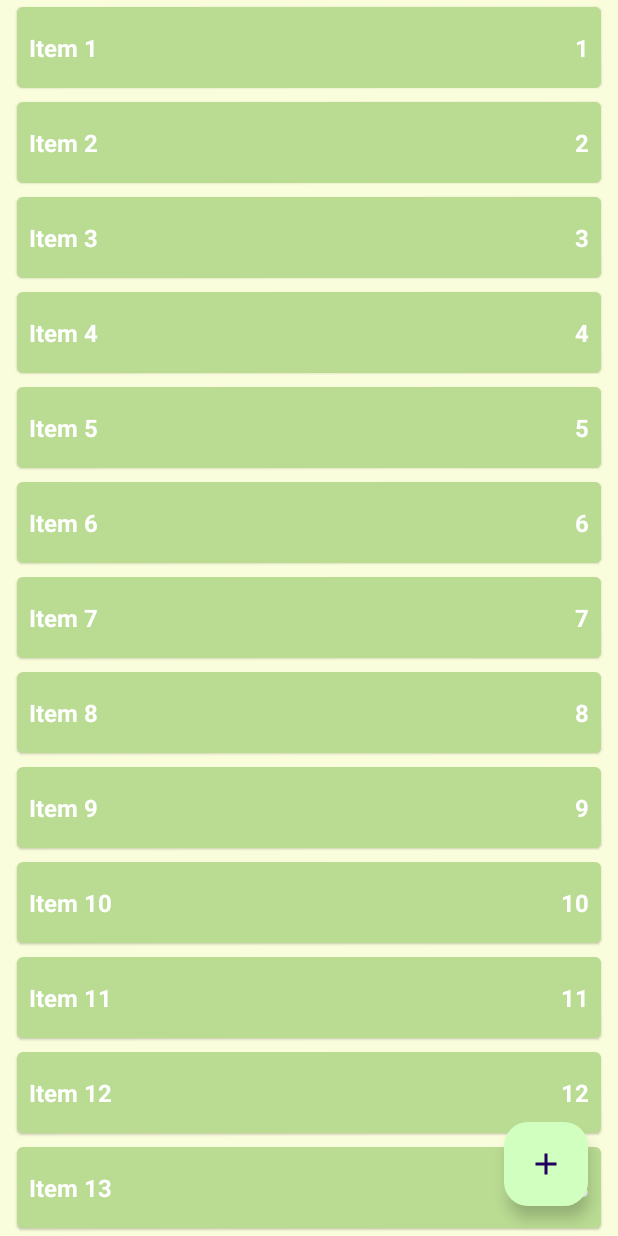
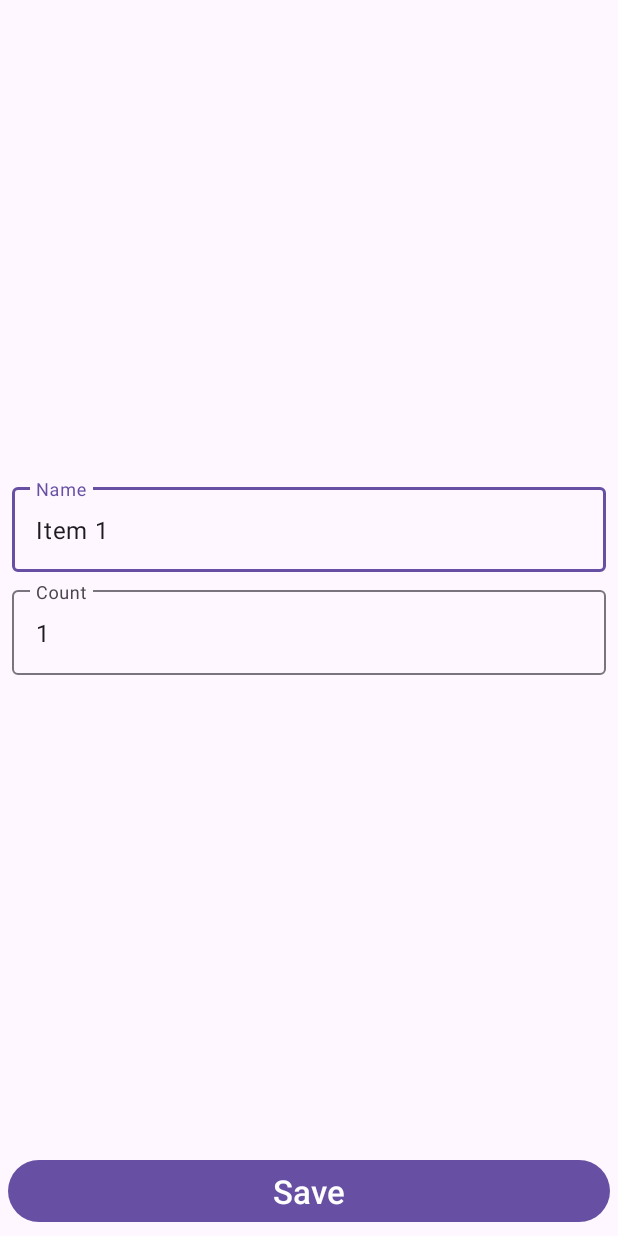
Before and after one commit to five9th/ShoppingListApp, an Android app: the screen it shows after launch (MainActivity before the commit, ShopItemActivity after it), after a tap on an icon or button, on a phone screen of 412 x 824 dp. Run offline under Robolectric (Android 15) with nearby library versions, the phone set to English and light mode, and no system bars.

```diff
--- a/app/src/main/java/com/five9th/shoppinglistapp/presentation/ShopItemActivity.kt
+++ b/app/src/main/java/com/five9th/shoppinglistapp/presentation/ShopItemActivity.kt
@@ -1,25 +1,102 @@
 package com.five9th.shoppinglistapp.presentation
 
+import android.content.Context
+import android.content.Intent
 import android.os.Bundle
+import android.util.Log
 import androidx.appcompat.app.AppCompatActivity
 import androidx.core.view.ViewCompat
 import androidx.core.view.WindowInsetsCompat
 import com.five9th.shoppinglistapp.R
+import com.five9th.shoppinglistapp.domain.entity.ShopListItem
 
 class ShopItemActivity : AppCompatActivity() {
 
     private val tag = "ShopItemActivity"
 
+    private var screenMode = MODE_UNDEFINED
+    private var itemId = ID_UNDEFINED
+
     override fun onCreate(savedInstanceState: Bundle?) {
         super.onCreate(savedInstanceState)
 //        enableEdgeToEdge() // Doesn't work with windowSoftInputMode="adjustResize"
         setContentView(R.layout.activity_shop_item)
-        ViewCompat.setOnApplyWindowInsetsListener(findViewById(R.id.main)) { v, insets ->
+        ViewCompat.setOnApplyWindowInsetsListener(findViewById(R.id.shop_item_container)) { v, insets ->
             val systemBars = insets.getInsets(WindowInsetsCompat.Type.systemBars())
             v.setPadding(systemBars.left, systemBars.top, systemBars.right, systemBars.bottom)
             insets
         }
+        Log.d(tag, "onCreate") ////
+
+        parseIntent()
+        setUpFragment()
+    }
+
+    /** Sets the [screenMode] and [itemId] fields */
+    private fun parseIntent() {
+        val mode = intent.getIntExtra(EXTRA_MODE, MODE_UNDEFINED)
+        Log.d(tag, "parseIntent, mode: $mode") ////
+
+        when (mode) {
+            MODE_ADD -> initForAdd()
+            MODE_EDIT -> initForEdit()
+            else -> throw RuntimeException("Unknown mode: $mode")
+        }
+    }
+
+    private fun initForAdd() {
+        screenMode = MODE_ADD
+    }
+
+    private fun initForEdit() {
+        screenMode = MODE_EDIT
+
+        val id = intent.getIntExtra(EXTRA_ITEM_ID, ID_UNDEFINED)
+        if (id == ID_UNDEFINED) throw RuntimeException("Undefined item id")
+
+        itemId = id
+    }
+
+    /** Sets fragment to the container */
+    private fun setUpFragment() {
+        Log.d(tag, "setUpFragment, mode: $screenMode") ////
+
+        val fragment = when(screenMode) {
+            MODE_ADD -> ShopItemFragment.newInstanceAdd()
+            MODE_EDIT -> ShopItemFragment.newInstanceEdit(itemId)
+            else -> throw RuntimeException("Unknown mode: $screenMode")
+        }
+
+        supportFragmentManager.beginTransaction()
+            .add(R.id.shop_item_container, fragment)
+            .commit()
     }
 
 
+    companion object {
+        private const val EXTRA_MODE = "extra_mode"
+        private const val MODE_ADD = 1
+        private const val MODE_EDIT = 2
+        private const val MODE_UNDEFINED = -1
+
+        private const val EXTRA_ITEM_ID = "extra_item_id"
+        private const val ID_UNDEFINED = ShopListItem.UNREGISTERED_ID
+
+        fun newIntentAddItem(context: Context): Intent {
+            Log.d("ShopItemActivity", "newIntentAddItem") ////
+            val newIntent = Intent(context, ShopItemActivity::class.java)
+            newIntent.putExtra(EXTRA_MODE, MODE_ADD)
+
+            return newIntent
+        }
+
+        fun newIntentEditItem(context: Context, itemId: Int): Intent {
+            Log.d("ShopItemActivity", "newIntentEditItem") ////
+            val newIntent = Intent(context, ShopItemActivity::class.java)
+            newIntent.putExtra(EXTRA_MODE, MODE_EDIT)
+            newIntent.putExtra(EXTRA_ITEM_ID, itemId)
+
+            return newIntent
+        }
+    }
 }
--- a/app/src/main/java/com/five9th/shoppinglistapp/presentation/ShopItemFragment.kt
+++ b/app/src/main/java/com/five9th/shoppinglistapp/presentation/ShopItemFragment.kt
@@ -34,11 +34,13 @@ class ShopItemFragment(
         container: ViewGroup?,
         savedInstanceState: Bundle?
     ): View? {
+        Log.d(tag, "onCreateView") ////
         return inflater.inflate(R.layout.fragment_shop_item, container, false)
     }
 
     override fun onViewCreated(view: View, savedInstanceState: Bundle?) {
         super.onViewCreated(view, savedInstanceState)
+        Log.d(tag, "onViewCreated, mode: $mode, id: $itemId") ////
 
         findViews(view)
         setListeners()
@@ -91,11 +93,13 @@ class ShopItemFragment(
         }
 
         viewModel.closeActivity.observe(viewLifecycleOwner) {
-            //TODO
+            activity?.onBackPressedDispatcher?.onBackPressed()
         }
     }
 
     private fun parseParams() {
+        Log.d(tag, "parseParams, mode: $mode, id: $itemId") ////
+
         when (mode) {
             MODE_ADD -> initForAdd()
             MODE_EDIT -> initForEdit()
@@ -131,5 +135,15 @@ class ShopItemFragment(
         private const val MODE_UNDEFINED = -1
 
         private const val ID_UNDEFINED = ShopListItem.UNREGISTERED_ID
+
+        fun newInstanceAdd(): ShopItemFragment {
+            Log.d("ShopItemFragment", "newInstanceAdd") ////
+            return ShopItemFragment(MODE_ADD)
+        }
+
+        fun newInstanceEdit(itemId: Int): ShopItemFragment {
+            Log.d("ShopItemFragment", "newInstanceEdit") ////
+            return ShopItemFragment(MODE_EDIT, itemId)
+        }
     }
 }
--- a/app/src/main/res/layout/activity_shop_item.xml
+++ b/app/src/main/res/layout/activity_shop_item.xml
@@ -2,9 +2,8 @@
 <androidx.fragment.app.FragmentContainerView xmlns:android="http://schemas.android.com/apk/res/android"
     xmlns:app="http://schemas.android.com/apk/res-auto"
     xmlns:tools="http://schemas.android.com/tools"
-    android:id="@+id/main"
+    android:id="@+id/shop_item_container"
     android:layout_width="match_parent"
     android:layout_height="match_parent"
-    android:name="com.five9th.shoppinglistapp.presentation.ShopItemFragment"
     tools:context=".presentation.ShopItemActivity"
     tools:layout="@layout/fragment_shop_item"/>
```
